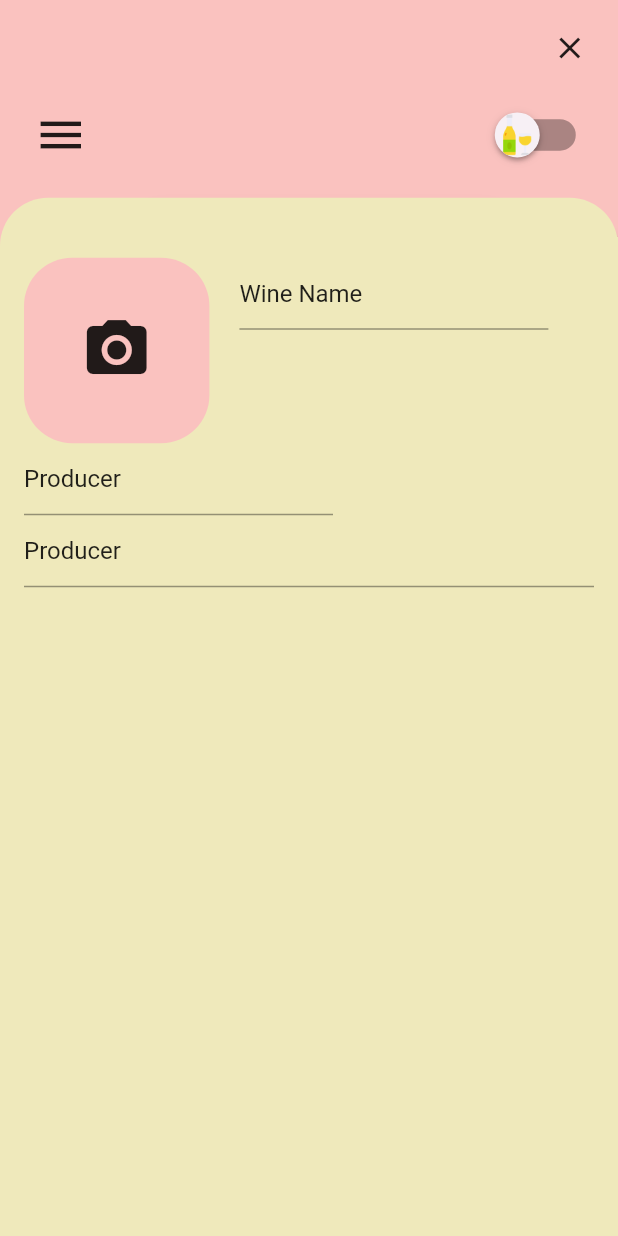
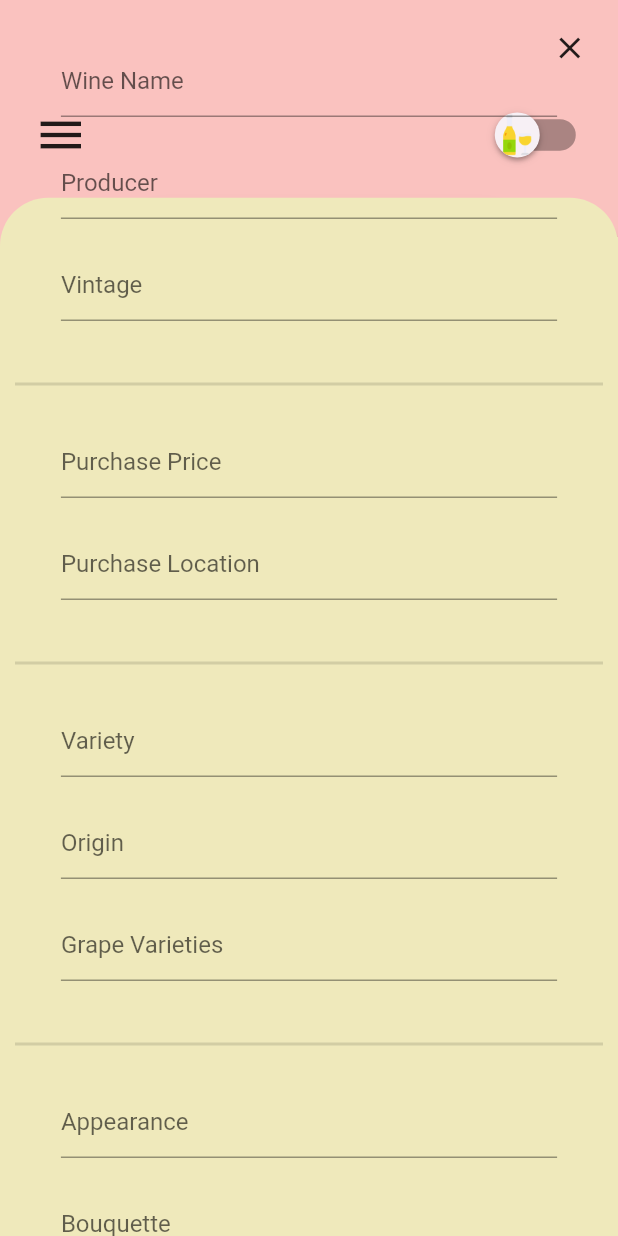
Before and after one commit to jebwatson/wine-journal-ui, a Flutter app: the screen it shows after launch, on a phone screen of 412 x 824 dp. Run offline on Flutter 3.47's test engine with Material 2 defaults, Android fonts, the light colour scheme and no system bars; drawn by our look-alikes of carousel_slider; our stand-ins replace bloc, flutter_bloc, get; missing offline and left inert: bottom_drawer.

Commit message:
Get an initial design for a new entry page in place

```diff
--- a/lib/features/new_entry/new_entry_drawer.dart
+++ b/lib/features/new_entry/new_entry_drawer.dart
@@ -30,12 +30,31 @@ class NewEntryDrawer extends StatelessWidget {
           color: Colors.transparent,
           child: Stack(
             children: [
+              _positionBackground(context, state),
+              _positionCloseButton(context),
               _positionContent(context, state),
-              _positionCloseButton(context),
             ],
           ),
         );
       },
+    );
+  }
+
+  Positioned _positionBackground(BuildContext context, ThemePickerState state) {
+    return Positioned(
+      bottom: 0,
+      child: Container(
+        padding: const EdgeInsets.symmetric(vertical: 40, horizontal: 16),
+        height: MediaQuery.of(context).size.height * 0.84,
+        width: MediaQuery.of(context).size.width,
+        decoration: BoxDecoration(
+          color: state.isDarkMode ? burgundy : chardonnay,
+          borderRadius: const BorderRadius.only(
+            topLeft: Radius.circular(32),
+            topRight: Radius.circular(32),
+          ),
+        ),
+      ),
     );
   }
 
@@ -49,53 +68,61 @@ class NewEntryDrawer extends StatelessWidget {
     );
   }
 
-  Positioned _positionContent(BuildContext context, ThemePickerState state) {
-    return Positioned(
-      bottom: 0,
-      child: Container(
-        padding: const EdgeInsets.symmetric(vertical: 40, horizontal: 16),
-        height: MediaQuery.of(context).size.height * 0.84,
-        width: MediaQuery.of(context).size.width,
-        decoration: BoxDecoration(
-          color: state.isDarkMode ? burgundy : chardonnay,
-          borderRadius: const BorderRadius.only(
-            topLeft: Radius.circular(32),
-            topRight: Radius.circular(32),
-          ),
-        ),
+  // Might consider making this a wizard to break content up across a few pages
+  // Could try A/B testing to get a feel for it
+  Widget _positionContent(BuildContext context, ThemePickerState state) {
+    return Align(
+      alignment: Alignment.topCenter,
+      child: Padding(
+        padding: const EdgeInsets.only(top: 30.0),
         child: SingleChildScrollView(
           child: Wrap(
+            alignment: WrapAlignment.center,
             spacing: 20,
-            children: [
-              Container(
-                height: MediaQuery.of(context).size.width * 0.3,
-                width: MediaQuery.of(context).size.width * 0.3,
-                decoration: BoxDecoration(
-                  color: state.isDarkMode ? merlot : rose,
-                  borderRadius: const BorderRadius.all(Radius.circular(32)),
-                ),
-                child: IconButton(
-                  iconSize: 48,
-                  onPressed: () {
-                    print('Camera button press');
-                  },
-                  icon: const Icon(Icons.camera_alt),
+            runSpacing: 20,
+            children: const [
+              NewEntryField('Wine Name'),
+              NewEntryField('Producer'),
+              NewEntryField('Vintage'),
+              Padding(
+                padding: EdgeInsets.only(top: 14.0),
+                child: Divider(
+                  thickness: 2,
+                  indent: 10,
+                  endIndent: 10,
                 ),
               ),
-              SizedBox(
-                width: MediaQuery.of(context).size.width * 0.5,
-                child: TextFormField(
-                  initialValue: 'Wine Name',
+              NewEntryField('Purchase Price'),
+              NewEntryField('Purchase Location'),
+              Padding(
+                padding: EdgeInsets.only(top: 14.0),
+                child: Divider(
+                  thickness: 2,
+                  indent: 10,
+                  endIndent: 10,
                 ),
               ),
-              SizedBox(
-                width: MediaQuery.of(context).size.width * 0.5,
-                child: TextFormField(
-                  initialValue: 'Producer',
+              NewEntryField('Variety'),
+              NewEntryField('Origin'),
+              NewEntryField('Grape Varieties'),
+              Padding(
+                padding: EdgeInsets.only(top: 14.0),
+                child: Divider(
+                  thickness: 2,
+                  indent: 10,
+                  endIndent: 10,
                 ),
               ),
-              TextFormField(
-                initialValue: 'Producer',
+              NewEntryField('Appearance'),
+              NewEntryField('Bouquette'),
+              NewEntryField('Pallette'),
+              Padding(
+                padding: EdgeInsets.only(top: 14.0),
+                child: Divider(
+                  thickness: 2,
+                  indent: 10,
+                  endIndent: 10,
+                ),
               ),
             ],
           ),
@@ -104,3 +131,23 @@ class NewEntryDrawer extends StatelessWidget {
     );
   }
 }
+
+class NewEntryField extends StatelessWidget {
+  const NewEntryField(
+    this._hintText, {
+    Key? key,
+  }) : super(key: key);
+
+  final String _hintText;
+
+  @override
+  Widget build(BuildContext context) {
+    return Container(
+      padding: const EdgeInsets.symmetric(horizontal: 20),
+      width: MediaQuery.of(context).size.width * 0.90,
+      child: TextField(
+        decoration: InputDecoration(hintText: _hintText),
+      ),
+    );
+  }
+}
```
